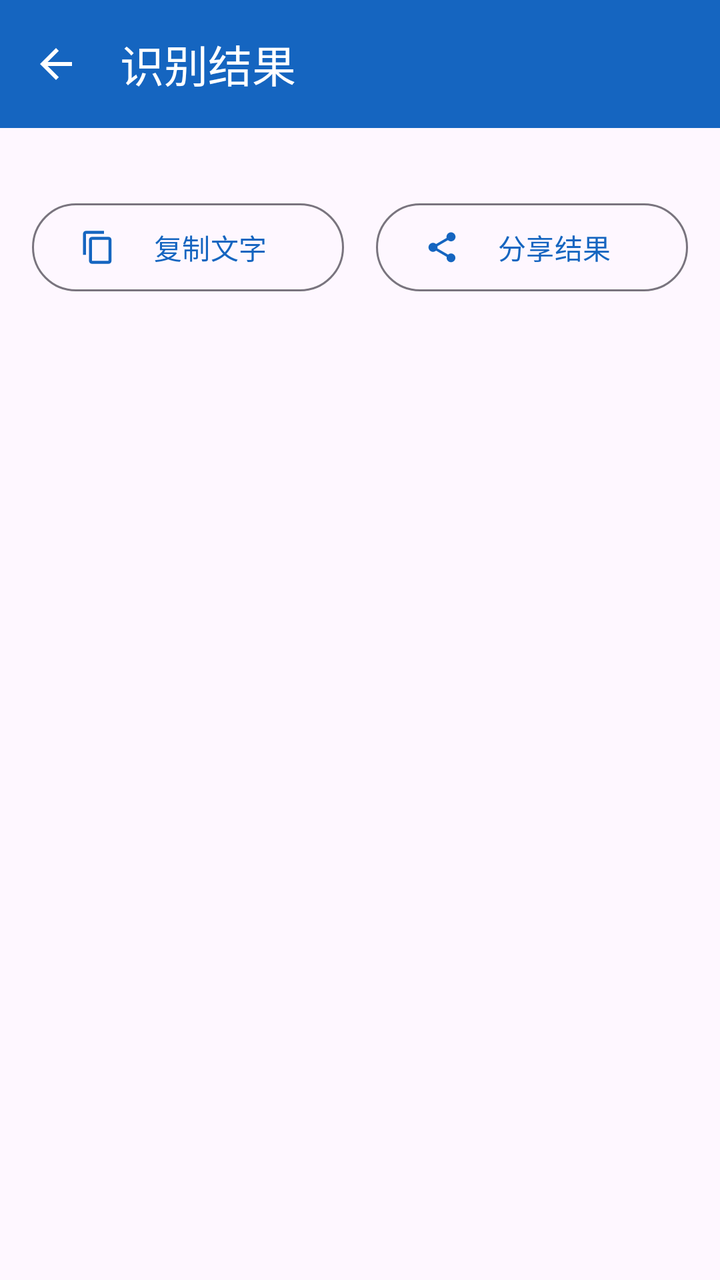
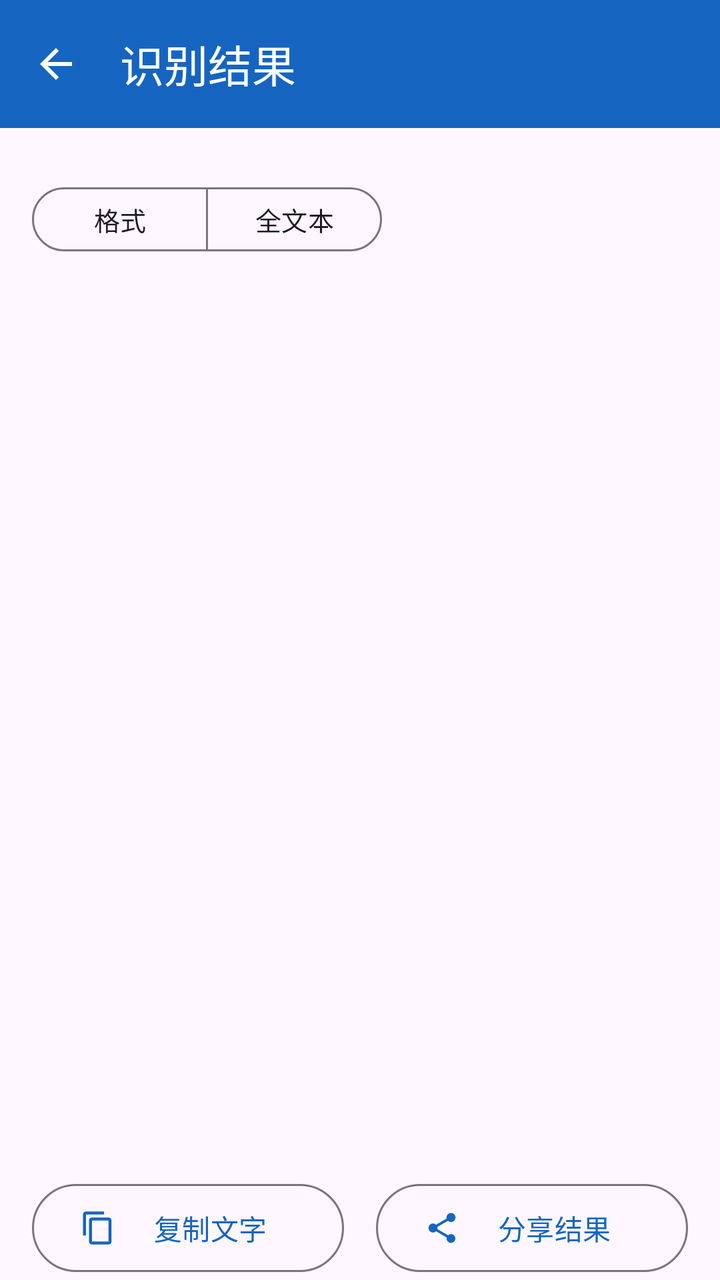

Before-and-after screenshots of an Android layout around one commit, followed by the original layout XML and the change that was made.
<!-- AndroidManifest.xml: application theme Theme.PaddleOcr -->
<!-- res/layout/activity_result.xml -->
<?xml version="1.0" encoding="utf-8"?>
<LinearLayout xmlns:android="http://schemas.android.com/apk/res/android"
    xmlns:app="http://schemas.android.com/apk/res-auto"
    android:layout_width="match_parent"
    android:layout_height="match_parent"
    android:orientation="vertical">

    <com.google.android.material.appbar.MaterialToolbar
        android:id="@+id/toolbar"
        android:layout_width="match_parent"
        android:layout_height="?attr/actionBarSize"
        android:background="@color/primary"
        app:navigationIcon="@drawable/ic_back"
        app:title="@string/result_title"
        app:titleTextColor="@color/white" />

    <LinearLayout
        android:layout_width="match_parent"
        android:layout_height="wrap_content"
        android:gravity="center_vertical"
        android:orientation="horizontal"
        android:paddingStart="16dp"
        android:paddingTop="8dp"
        android:paddingEnd="16dp">

        <TextView
            android:id="@+id/stats"
            android:layout_width="0dp"
            android:layout_height="wrap_content"
            android:layout_weight="1"
            android:textColor="?attr/colorOnSurfaceVariant"
            android:textSize="13sp" />

        <com.google.android.material.button.MaterialButton
            android:id="@+id/btnOverlay"
            style="@style/Widget.Material3.Button.TextButton"
            android:layout_width="wrap_content"
            android:layout_height="40dp"
            android:text="@string/btn_overlay"
            android:textSize="13sp"
            android:visibility="gone" />
    </LinearLayout>

    
    <WebView
        android:id="@+id/resultWeb"
        android:layout_width="match_parent"
        android:layout_height="0dp"
        android:layout_weight="1"
        android:visibility="gone" />

    
    <ScrollView
        android:id="@+id/resultScroll"
        android:layout_width="match_parent"
        android:layout_height="0dp"
        android:layout_weight="1"
        android:fillViewport="true"
        android:visibility="gone">

        <LinearLayout
            android:layout_width="match_parent"
            android:layout_height="wrap_content"
            android:orientation="vertical"
            android:padding="16dp">

            <com.google.android.material.card.MaterialCardView
                android:layout_width="match_parent"
                android:layout_height="wrap_content"
                app:cardCornerRadius="12dp"
                app:cardElevation="1dp">

                <TextView
                    android:id="@+id/resultText"
                    android:layout_width="match_parent"
                    android:layout_height="wrap_content"
                    android:minHeight="200dp"
                    android:padding="16dp"
                    android:textIsSelectable="true"
                    android:textColor="?attr/colorOnSurface"
                    android:textSize="16sp"
                    android:lineSpacingExtra="6dp" />
            </com.google.android.material.card.MaterialCardView>
        </LinearLayout>
    </ScrollView>

    <LinearLayout
        android:id="@+id/actionRow"
        android:layout_width="match_parent"
        android:layout_height="wrap_content"
        android:orientation="horizontal"
        android:paddingStart="16dp"
        android:paddingTop="8dp"
        android:paddingEnd="16dp">

        <com.google.android.material.button.MaterialButton
            android:id="@+id/btnCopy"
            style="@style/Widget.Material3.Button.OutlinedButton"
            android:layout_width="0dp"
            android:layout_height="52dp"
            android:layout_marginEnd="8dp"
            android:layout_weight="1"
            android:text="@string/btn_copy"
            app:icon="@drawable/ic_copy"
            app:iconTint="@color/primary" />

        <com.google.android.material.button.MaterialButton
            android:id="@+id/btnShare"
            style="@style/Widget.Material3.Button.OutlinedButton"
            android:layout_width="0dp"
            android:layout_height="52dp"
            android:layout_marginStart="8dp"
            android:layout_weight="1"
            android:text="@string/btn_share"
            app:icon="@drawable/ic_share"
            app:iconTint="@color/primary" />
    </LinearLayout>

    <LinearLayout
        android:id="@+id/exportRow"
        android:layout_width="match_parent"
        android:layout_height="wrap_content"
        android:orientation="horizontal"
        android:paddingStart="16dp"
        android:paddingTop="4dp"
        android:paddingEnd="16dp"
        android:paddingBottom="12dp"
        android:visibility="gone">

        <com.google.android.material.button.MaterialButton
            android:id="@+id/btnExportTxt"
            style="@style/Widget.Material3.Button.TextButton"
            android:layout_width="0dp"
            android:layout_height="44dp"
            android:layout_weight="1"
            android:text="@string/btn_export_txt"
            android:textSize="13sp" />

        <com.google.android.material.button.MaterialButton
            android:id="@+id/btnExportMd"
            style="@style/Widget.Material3.Button.TextButton"
            android:layout_width="0dp"
            android:layout_height="44dp"
            android:layout_marginStart="8dp"
            android:layout_weight="1"
            android:text="@string/btn_export_md"
            android:textSize="13sp" />
    </LinearLayout>
</LinearLayout>
<!-- resources referenced by this layout -->
<resources>
  <color name="primary">#1565C0</color>
  <color name="white">#FFFFFF</color>
  <!-- drawable ic_back (drawable) -->
  <?xml version="1.0" encoding="utf-8"?>
  <vector xmlns:android="http://schemas.android.com/apk/res/android"
      android:width="24dp"
      android:height="24dp"
      android:viewportWidth="24"
      android:viewportHeight="24">
      <path
          android:fillColor="#FFFFFF"
          android:pathData="M20,11H7.83l5.59,-5.59L12,4l-8,8l8,8l1.41,-1.41L7.83,13H20v-2z" />
  </vector>
  <!-- drawable ic_copy (drawable) -->
  <?xml version="1.0" encoding="utf-8"?>
  <vector xmlns:android="http://schemas.android.com/apk/res/android"
      android:width="24dp"
      android:height="24dp"
      android:viewportWidth="24"
      android:viewportHeight="24">
      <path
          android:fillColor="#1565C0"
          android:pathData="M16,1H4C2.9,1 2,1.9 2,3v14h2V3h12V1zM19,5H8C6.9,5 6,5.9 6,7v14c0,1.1 0.9,2 2,2h11c1.1,0 2,-0.9 2,-2V7c0,-1.1 -0.9,-2 -2,-2zM19,21H8V7h11v14z" />
  </vector>
  <!-- drawable ic_share (drawable) -->
  <?xml version="1.0" encoding="utf-8"?>
  <vector xmlns:android="http://schemas.android.com/apk/res/android"
      android:width="24dp"
      android:height="24dp"
      android:viewportWidth="24"
      android:viewportHeight="24">
      <path
          android:fillColor="#1565C0"
          android:pathData="M18,16.08c-0.76,0 -1.44,0.3 -1.96,0.77L8.91,12.7c0.05,-0.23 0.09,-0.46 0.09,-0.7s-0.04,-0.47 -0.09,-0.7l7.05,-4.11c0.54,0.5 1.25,0.81 2.04,0.81c1.66,0 3,-1.34 3,-3s-1.34,-3 -3,-3s-3,1.34 -3,3c0,0.24 0.04,0.47 0.09,0.7L8.04,9.81C7.5,9.31 6.79,9 6,9c-1.66,0 -3,1.34 -3,3s1.34,3 3,3c0.79,0 1.5,-0.31 2.04,-0.81l7.12,4.16c-0.05,0.21 -0.08,0.43 -0.08,0.65c0,1.61 1.31,2.92 2.92,2.92s2.92,-1.31 2.92,-2.92s-1.31,-2.92 -2.92,-2.92z" />
  </vector>
  <string name="btn_copy">复制文字</string>
  <string name="btn_export_md">导出 Markdown</string>
  <string name="btn_export_txt">导出 TXT</string>
  <string name="btn_overlay">查看识别框</string>
  <string name="btn_share">分享结果</string>
  <string name="result_title">识别结果</string>
  <style name="Theme.PaddleOcr" parent="Theme.Material3.DayNight.NoActionBar">
          <item name="colorPrimary">@color/primary</item>
          <item name="colorOnPrimary">@color/white</item>
          <item name="colorSecondary">@color/accent</item>
          <item name="android:statusBarColor">@color/primary</item>
          <item name="android:windowLightStatusBar">false</item>
          <item name="android:navigationBarColor">@color/primary</item>
          <item name="android:windowLightNavigationBar">false</item>
          
          <item name="android:windowOptOutEdgeToEdgeEnforcement">true</item>
      </style>
  <color name="accent">#26A69A</color>
</resources>

<!-- the commit's change to res/layout/activity_result.xml (unified diff, before → after) -->
@@ -41,13 +41,48 @@
             android:visibility="gone" />
     </LinearLayout>
 
+    <com.google.android.material.button.MaterialButtonToggleGroup
+        android:id="@+id/resultModeToggle"
+        android:layout_width="wrap_content"
+        android:layout_height="wrap_content"
+        android:layout_marginStart="16dp"
+        android:layout_marginEnd="16dp"
+        android:layout_marginBottom="4dp"
+        app:selectionRequired="true"
+        app:singleSelection="true">
+
+        <com.google.android.material.button.MaterialButton
+            android:id="@+id/btnFormatView"
+            style="@style/Widget.Material3.Button.OutlinedButton"
+            android:layout_width="wrap_content"
+            android:layout_height="40dp"
+            android:text="@string/btn_view_format"
+            android:textSize="13sp" />
+
+        <com.google.android.material.button.MaterialButton
+            android:id="@+id/btnPlainTextView"
+            style="@style/Widget.Material3.Button.OutlinedButton"
+            android:layout_width="wrap_content"
+            android:layout_height="40dp"
+            android:text="@string/btn_view_plain_text"
+            android:textSize="13sp" />
+    </com.google.android.material.button.MaterialButtonToggleGroup>
+
     
-    <WebView
-        android:id="@+id/resultWeb"
+    <ScrollView
+        android:id="@+id/resultFormatted"
         android:layout_width="match_parent"
         android:layout_height="0dp"
         android:layout_weight="1"
-        android:visibility="gone" />
+        android:fillViewport="true">
+
+        <LinearLayout
+            android:id="@+id/formattedContainer"
+            android:layout_width="match_parent"
+            android:layout_height="wrap_content"
+            android:orientation="vertical"
+            android:padding="16dp" />
+    </ScrollView>
 
     
     <ScrollView
@@ -131,8 +166,16 @@
             android:id="@+id/btnExportTxt"
             style="@style/Widget.Material3.Button.TextButton"
             android:layout_width="0dp"
-            android:layout_height="44dp"
-            android:layout_weight="1"
+            android:layout_height="wrap_content"
+            android:layout_weight="1"
+            android:insetLeft="0dp"
+            android:insetRight="0dp"
+            android:maxLines="1"
+            android:minHeight="48dp"
+            android:minWidth="0dp"
+            android:paddingStart="4dp"
+            android:paddingEnd="4dp"
+            android:singleLine="true"
             android:text="@string/btn_export_txt"
             android:textSize="13sp" />
 
@@ -140,10 +183,36 @@
             android:id="@+id/btnExportMd"
             style="@style/Widget.Material3.Button.TextButton"
             android:layout_width="0dp"
-            android:layout_height="44dp"
+            android:layout_height="wrap_content"
             android:layout_marginStart="8dp"
             android:layout_weight="1"
+            android:insetLeft="0dp"
+            android:insetRight="0dp"
+            android:maxLines="1"
+            android:minHeight="48dp"
+            android:minWidth="0dp"
+            android:paddingStart="4dp"
+            android:paddingEnd="4dp"
+            android:singleLine="true"
             android:text="@string/btn_export_md"
+            android:textSize="13sp" />
+
+        <com.google.android.material.button.MaterialButton
+            android:id="@+id/btnExportDocx"
+            style="@style/Widget.Material3.Button.TextButton"
+            android:layout_width="0dp"
+            android:layout_height="wrap_content"
+            android:layout_marginStart="8dp"
+            android:layout_weight="1"
+            android:insetLeft="0dp"
+            android:insetRight="0dp"
+            android:maxLines="1"
+            android:minHeight="48dp"
+            android:minWidth="0dp"
+            android:paddingStart="4dp"
+            android:paddingEnd="4dp"
+            android:singleLine="true"
+            android:text="@string/btn_export_docx"
             android:textSize="13sp" />
     </LinearLayout>
 </LinearLayout>
<!-- resource entries referenced after the edit -->
@@ -36,10 +36,13 @@
           android:pathData="M18,16.08c-0.76,0 -1.44,0.3 -1.96,0.77L8.91,12.7c0.05,-0.23 0.09,-0.46 0.09,-0.7s-0.04,-0.47 -0.09,-0.7l7.05,-4.11c0.54,0.5 1.25,0.81 2.04,0.81c1.66,0 3,-1.34 3,-3s-1.34,-3 -3,-3s-3,1.34 -3,3c0,0.24 0.04,0.47 0.09,0.7L8.04,9.81C7.5,9.31 6.79,9 6,9c-1.66,0 -3,1.34 -3,3s1.34,3 3,3c0.79,0 1.5,-0.31 2.04,-0.81l7.12,4.16c-0.05,0.21 -0.08,0.43 -0.08,0.65c0,1.61 1.31,2.92 2.92,2.92s2.92,-1.31 2.92,-2.92s-1.31,-2.92 -2.92,-2.92z" />
   </vector>
   <string name="btn_copy">复制文字</string>
-  <string name="btn_export_md">导出 Markdown</string>
+  <string name="btn_export_docx">导出 DOCX</string>
+  <string name="btn_export_md">导出 MD</string>
   <string name="btn_export_txt">导出 TXT</string>
   <string name="btn_overlay">查看识别框</string>
   <string name="btn_share">分享结果</string>
+  <string name="btn_view_format">格式</string>
+  <string name="btn_view_plain_text">全文本</string>
   <string name="result_title">识别结果</string>
   <style name="Theme.PaddleOcr" parent="Theme.Material3.DayNight.NoActionBar">
           <item name="colorPrimary">@color/primary</item>
